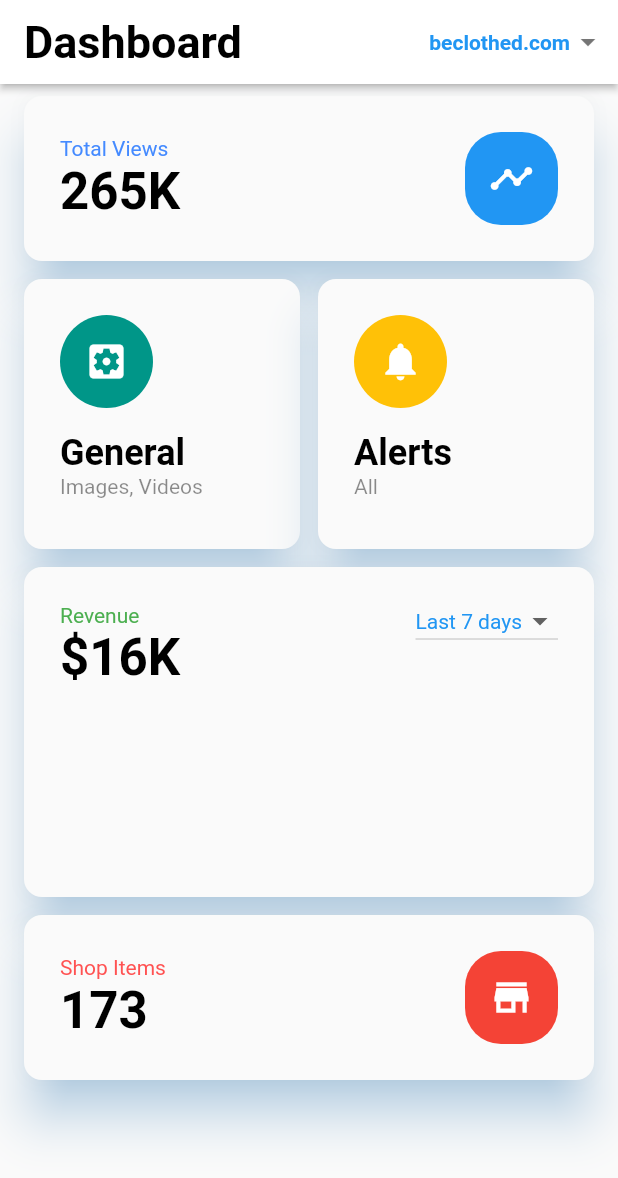
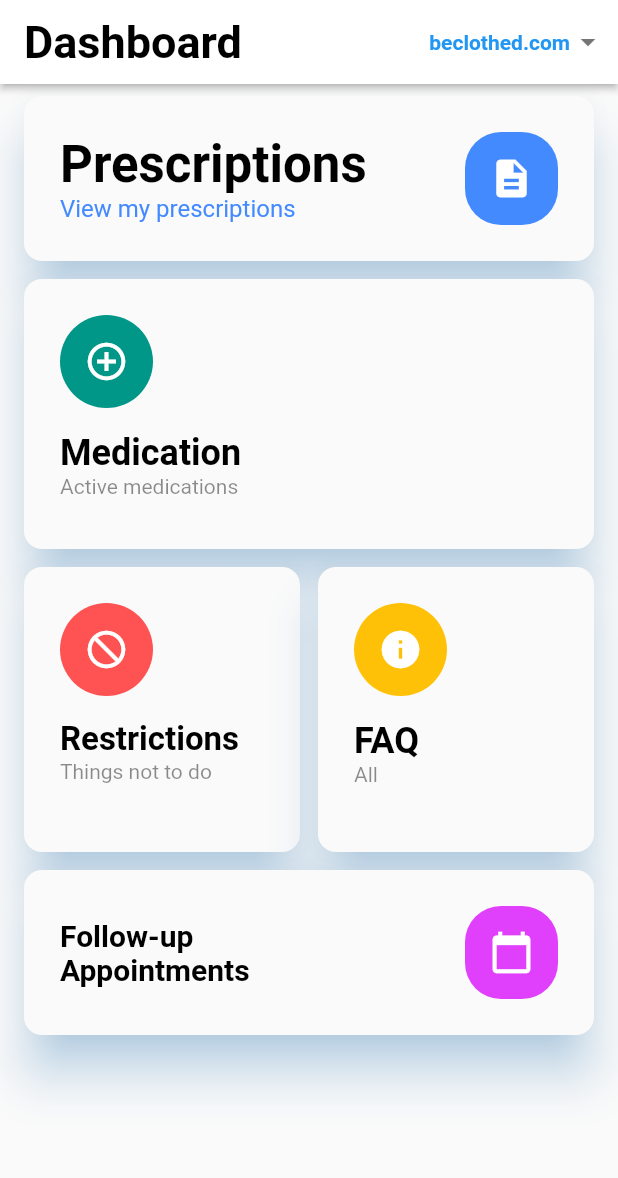
Before and after one commit to verbal-noun/codebrew-2020-prespa, a Flutter app: the screen it shows after launch, on a phone screen of 412 x 824 dp. Shown: the top 1178 px of the screen. Run offline on Flutter 3.47's test engine with Material 2 defaults, Android fonts, the phone set to English and light mode, and no system bars.

Commit message:
Updated dashboard cards

```diff
--- a/lib/pages/main_page.dart
+++ b/lib/pages/main_page.dart
@@ -2,6 +2,7 @@ import 'package:flutter/material.dart';
 import 'package:flutter_staggered_grid_view/flutter_staggered_grid_view.dart';
 
 import 'shop_items_page.dart';
+import 'prescription_list.dart';
 
 class MainPage extends StatefulWidget
 {
@@ -15,6 +16,7 @@ class _MainPageState extends State<MainPage>
   static final List<String> chartDropdownItems = [ 'Last 7 days', 'Last month', 'Last year' ];
   String actualDropdown = chartDropdownItems[0];
   int actualChart = 0;
+  static const IconData list = IconData(0xe896, fontFamily: 'MaterialIcons', matchTextDirection: true);
 
   @override
   Widget build(BuildContext context)
@@ -66,26 +68,27 @@ class _MainPageState extends State<MainPage>
                     crossAxisAlignment: CrossAxisAlignment.start,
                     children: <Widget>
                     [
-                      Text('Total Views', style: TextStyle(color: Colors.blueAccent)),
-                      Text('265K', style: TextStyle(color: Colors.black, fontWeight: FontWeight.w700, fontSize: 34.0))
+                      Text('Prescriptions', style: TextStyle(color: Colors.black, fontWeight: FontWeight.w700, fontSize: 34.0)),
+                      Text('View my prescriptions', style: TextStyle(color: Colors.blueAccent, fontSize: 16.0))
                     ],
                   ),
                   Material
                   (
-                    color: Colors.blue,
+                    color: Colors.blueAccent,
                     borderRadius: BorderRadius.circular(24.0),
                     child: Center
                     (
                       child: Padding
                       (
                         padding: const EdgeInsets.all(16.0),
-                        child: Icon(Icons.timeline, color: Colors.white, size: 30.0),
+                        child: Icon(Icons.description, color: Colors.white, size: 30.0),
                       )
                     )
                   )
                 ]
               ),
             ),
+            onTap: () => Navigator.of(context).push(MaterialPageRoute(builder: (_) => PrescriptionPage())),
           ),
           _buildTile(
             Padding(
@@ -103,12 +106,12 @@ class _MainPageState extends State<MainPage>
                     child: Padding
                     (
                       padding: const EdgeInsets.all(16.0),
-                      child: Icon(Icons.settings_applications, color: Colors.white, size: 30.0),
+                      child: Icon(Icons.add_circle_outline, color: Colors.white, size: 30.0),
                     )
                   ),
                   Padding(padding: EdgeInsets.only(bottom: 16.0)),
-                  Text('General', style: TextStyle(color: Colors.black, fontWeight: FontWeight.w700, fontSize: 24.0)),
-                  Text('Images, Videos', style: TextStyle(color: Colors.black45)),
+                  Text('Medication', style: TextStyle(color: Colors.black, fontWeight: FontWeight.w700, fontSize: 24.0)),
+                  Text('Active medications', style: TextStyle(color: Colors.black45)),
                 ]
               ),
             ),
@@ -125,71 +128,47 @@ class _MainPageState extends State<MainPage>
                 [
                   Material
                   (
-                    color: Colors.amber,
+                    color: Colors.redAccent,
                     shape: CircleBorder(),
                     child: Padding
                     (
                       padding: EdgeInsets.all(16.0),
-                      child: Icon(Icons.notifications, color: Colors.white, size: 30.0),
+                      child: Icon(Icons.not_interested, color: Colors.white, size: 30.0),
                     )
                   ),
                   Padding(padding: EdgeInsets.only(bottom: 16.0)),
-                  Text('Alerts', style: TextStyle(color: Colors.black, fontWeight: FontWeight.w700, fontSize: 24.0)),
-                  Text('All ', style: TextStyle(color: Colors.black45)),
+                  Text('Restrictions', style: TextStyle(color: Colors.black, fontWeight: FontWeight.w700, fontSize: 22.0)),
+                  Text('Things not to do', style: TextStyle(color: Colors.black45)),
                 ]
               ),
             ),
           ),
           _buildTile(
             Padding
+              (
+              padding: const EdgeInsets.all(24.0),
+              child: Column
                 (
-                  padding: const EdgeInsets.all(24.0),
-                  child: Column
-                  (
-                    mainAxisAlignment: MainAxisAlignment.start,
-                    crossAxisAlignment: CrossAxisAlignment.start,
-                    children: <Widget>
-                    [
-                      Row
+                  mainAxisAlignment: MainAxisAlignment.start,
+                  crossAxisAlignment: CrossAxisAlignment.start,
+                  children: <Widget>
+                  [
+                    Material
                       (
-                        mainAxisAlignment: MainAxisAlignment.spaceBetween,
-                        crossAxisAlignment: CrossAxisAlignment.start,
-                        children: <Widget>
-                        [
-                          Column
+                        color: Colors.amber,
+                        shape: CircleBorder(),
+                        child: Padding
                           (
-                            mainAxisAlignment: MainAxisAlignment.start,
-                            crossAxisAlignment: CrossAxisAlignment.start,
-                            children: <Widget>
-                            [
-                              Text('Revenue', style: TextStyle(color: Colors.green)),
-                              Text('\$16K', style: TextStyle(color: Colors.black, fontWeight: FontWeight.w700, fontSize: 34.0)),
-                            ],
-                          ),
-                          DropdownButton
-                          (
-                            isDense: true,
-                            value: actualDropdown,
-                            onChanged: (String value) => setState(()
-                            {
-                              actualDropdown = value;
-                              actualChart = chartDropdownItems.indexOf(value); // Refresh the chart
-                            }),
-                            items: chartDropdownItems.map((String title)
-                            {
-                              return DropdownMenuItem
-                              (
-                                value: title,
-                                child: Text(title, style: TextStyle(color: Colors.blue, fontWeight: FontWeight.w400, fontSize: 14.0)),
-                              );
-                            }).toList()
-                          )
-                        ],
-                      ),
-                      Padding(padding: EdgeInsets.only(bottom: 4.0)),
-                    ],
-                  )
-                ),
+                          padding: EdgeInsets.all(16.0),
+                          child: Icon(Icons.info, color: Colors.white, size: 30.0),
+                        )
+                    ),
+                    Padding(padding: EdgeInsets.only(bottom: 16.0)),
+                    Text('FAQ', style: TextStyle(color: Colors.black, fontWeight: FontWeight.w700, fontSize: 24.0)),
+                    Text('All ', style: TextStyle(color: Colors.black45)),
+                  ]
+              ),
+            ),
           ),
           _buildTile(
             Padding
@@ -207,20 +186,20 @@ class _MainPageState extends State<MainPage>
                     crossAxisAlignment: CrossAxisAlignment.start,
                     children: <Widget>
                     [
-                      Text('Shop Items', style: TextStyle(color: Colors.redAccent)),
-                      Text('173', style: TextStyle(color: Colors.black, fontWeight: FontWeight.w700, fontSize: 34.0))
+                      Text('Follow-up', style: TextStyle(color: Colors.black, fontWeight: FontWeight.w700, fontSize: 20.0)),
+                      Text('Appointments', style: TextStyle(color: Colors.black, fontWeight: FontWeight.w700, fontSize: 20.0))
                     ],
                   ),
                   Material
                   (
-                    color: Colors.red,
+                    color: Colors.purpleAccent,
                     borderRadius: BorderRadius.circular(24.0),
                     child: Center
                     (
                       child: Padding
                       (
                         padding: EdgeInsets.all(16.0),
-                        child: Icon(Icons.store, color: Colors.white, size: 30.0),
+                        child: Icon(Icons.calendar_today, color: Colors.white, size: 30.0),
                       )
                     )
                   )
@@ -232,9 +211,9 @@ class _MainPageState extends State<MainPage>
         ],
         staggeredTiles: [
           StaggeredTile.extent(2, 110.0),
-          StaggeredTile.extent(1, 180.0),
-          StaggeredTile.extent(1, 180.0),
-          StaggeredTile.extent(2, 220.0),
+          StaggeredTile.extent(2, 180.0),
+          StaggeredTile.extent(1, 190.0),
+          StaggeredTile.extent(1, 190.0),
           StaggeredTile.extent(2, 110.0),
         ],
       )
--- /dev/null
+++ b/lib/pages/prescription_list.dart
@@ -0,0 +1,26 @@
+import 'package:flutter/material.dart';
+
+class PrescriptionPage extends StatelessWidget {
+  @override
+  Widget build(BuildContext context) {
+    // TODO: implement build
+    return Scaffold(
+        appBar: AppBar(
+            elevation: 0.0,
+            backgroundColor: Colors.transparent,
+            leading: IconButton
+              (
+              color: Colors.black,
+              onPressed: () => Navigator.of(context).pop(),
+              icon: Icon(Icons.arrow_back, color: Colors.black),
+            ),
+            title:
+            Text('Prescriptions', style: TextStyle(color: Colors.black, fontWeight: FontWeight.w700)),
+        ),
+      body: Column(
+
+      ),
+    );
+  }
+
+}
```
